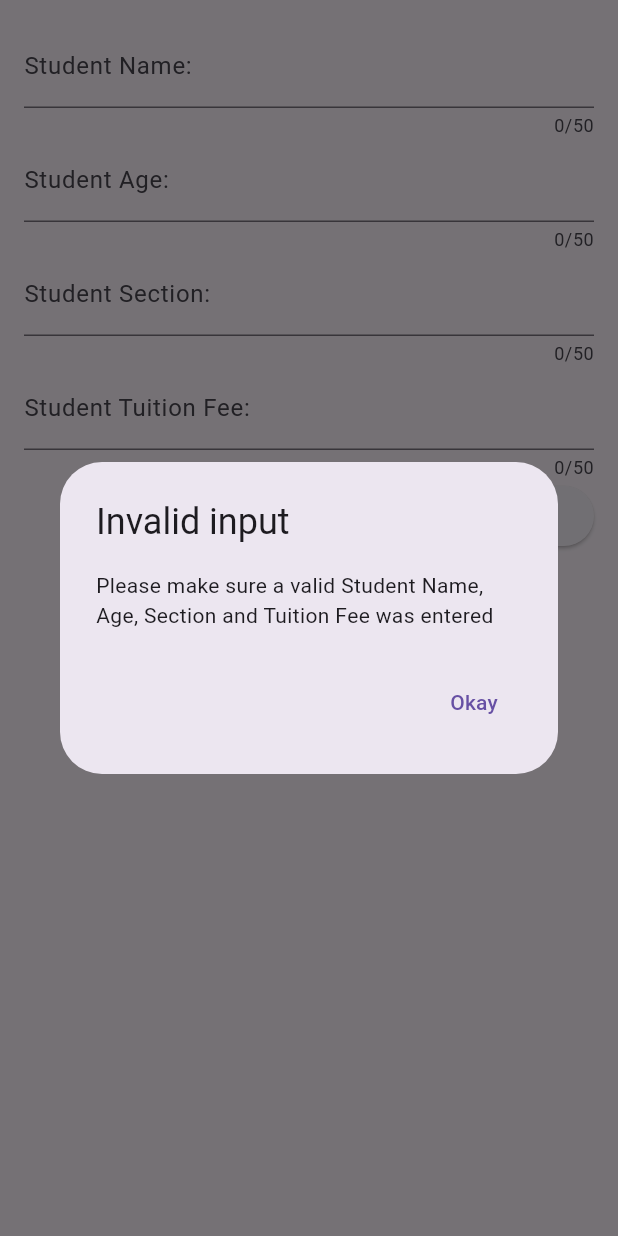
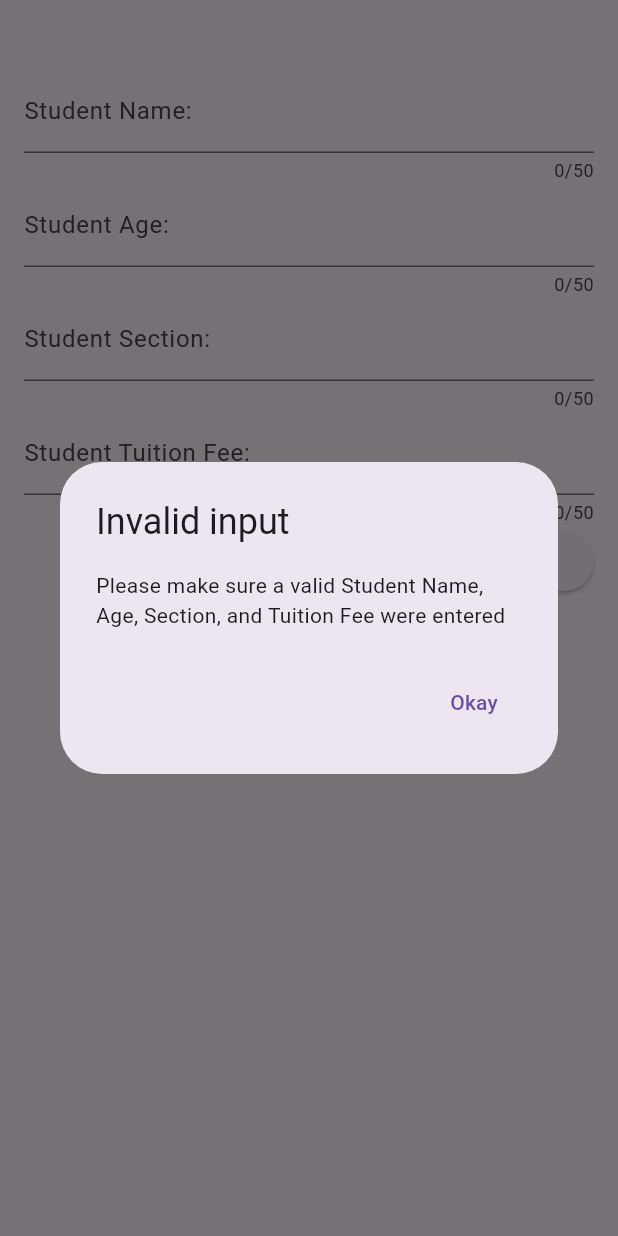
Before and after one commit to lancekian12/Flutter-CRUD, a Flutter app: the NewStudent widget shown alone on an empty page, opened directly with empty values, after a tap on "Add Student", on a phone screen of 412 x 824 dp. Run offline on Flutter 3.47's test engine with Material 3 defaults, Android fonts, the phone set to English and light mode, and no system bars; network calls fail.

Commit message:
Adding student functionality done

```diff
--- a/lib/services/fetch_data.dart
+++ b/lib/services/fetch_data.dart
@@ -87,8 +87,8 @@ Future<void> updateData(Map<String, dynamic> updatedData) async {
 }
 
 // Delete student data
-Future<void> deleteData() async {
-  final url = Uri.parse('http://10.0.2.2:3000/api/v1/student');
+Future<void> deleteData(String studentId) async {
+  final url = Uri.parse('http://10.0.2.2:3000/api/v1/student/$studentId');
   print('Deleting data from: $url'); // Debugging line
 
   try {
@@ -97,6 +97,7 @@ Future<void> deleteData() async {
     print('Delete response status: ${response.statusCode}'); // Debugging line
 
     if (response.statusCode != 204) {
+      // 204 No Content
       throw Exception('Failed to delete data');
     }
   } catch (e) {
--- a/lib/widgets/new_student.dart
+++ b/lib/widgets/new_student.dart
@@ -5,6 +5,7 @@ import 'package:crud_activity/services/fetch_data.dart';
 class NewStudent extends StatefulWidget {
   const NewStudent({required this.onAddStudent, super.key});
   final Function(StudentModel) onAddStudent;
+
   @override
   State<NewStudent> createState() {
     return _NewStudentState();
@@ -33,7 +34,7 @@ class _NewStudentState extends State<NewStudent> {
       builder: (ctx) => AlertDialog(
         title: const Text('Invalid input'),
         content: const Text(
-            'Please make sure a valid Student Name, Age, Section and Tuition Fee was entered'),
+            'Please make sure a valid Student Name, Age, Section, and Tuition Fee were entered'),
         actions: [
           TextButton(
             onPressed: () {
@@ -63,15 +64,15 @@ class _NewStudentState extends State<NewStudent> {
 
     final newStudent = StudentModel(
       studentName: _studentNameController.text.trim(),
-      age: _ageAmount,
+      age: _ageAmount!,
       section: _sectionController.text.trim(),
-      tuitionFee: _tuitionAmount,
+      tuitionFee: _tuitionAmount!,
     );
 
     try {
       await createStudent(newStudent);
       widget.onAddStudent(newStudent);
-      Navigator.of(context).pop(); // Close the modal after adding student
+      Navigator.of(context).pop(); // Close the modal after adding the student
     } catch (e) {
       print('Error adding student: $e');
       _showDialog(); // Show an error dialog if there's an issue
@@ -80,7 +81,10 @@ class _NewStudentState extends State<NewStudent> {
 
   @override
   Widget build(BuildContext context) {
-    return Padding(
+    return Container(
+      padding: const EdgeInsets.fromLTRB(0, 30, 0, 10),
+      height: MediaQuery.of(context).size.height, // Full screen height
+      child: Padding(
         padding: const EdgeInsets.all(16),
         child: SingleChildScrollView(
           child: Column(
@@ -130,6 +134,7 @@ class _NewStudentState extends State<NewStudent> {
             ],
           ),
         ),
+      ),
     );
   }
 }
```
Also changed, not shown: lib/student.dart (+11 -4 lines). Lines whose indentation alone changed are shown as unchanged.
